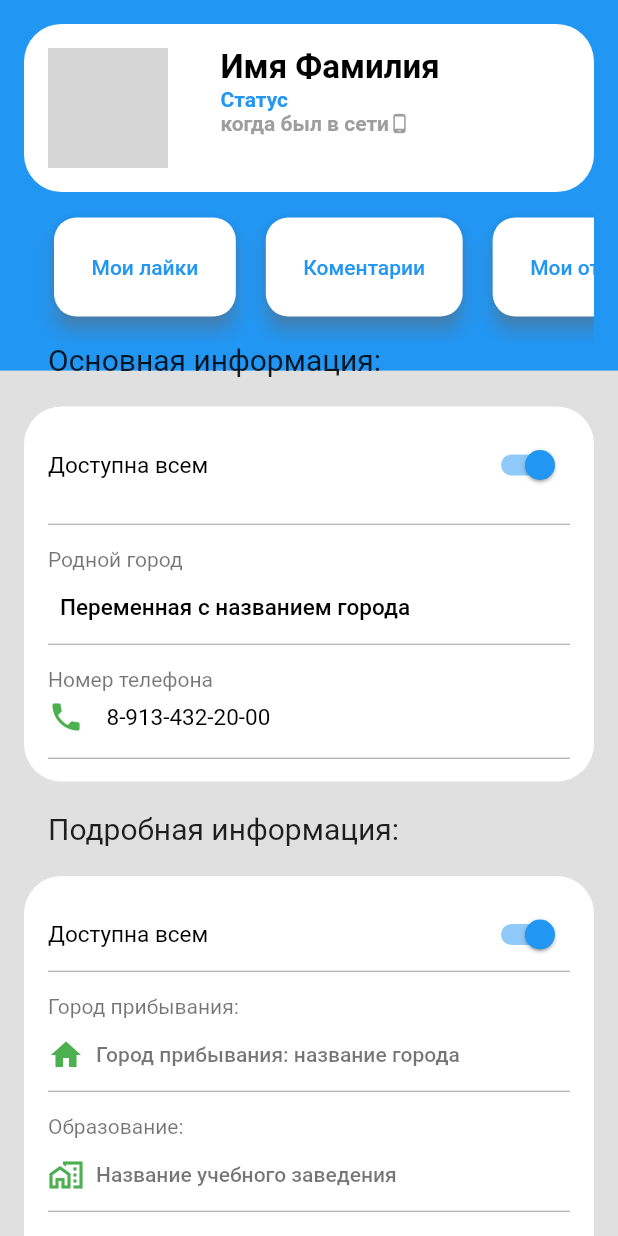
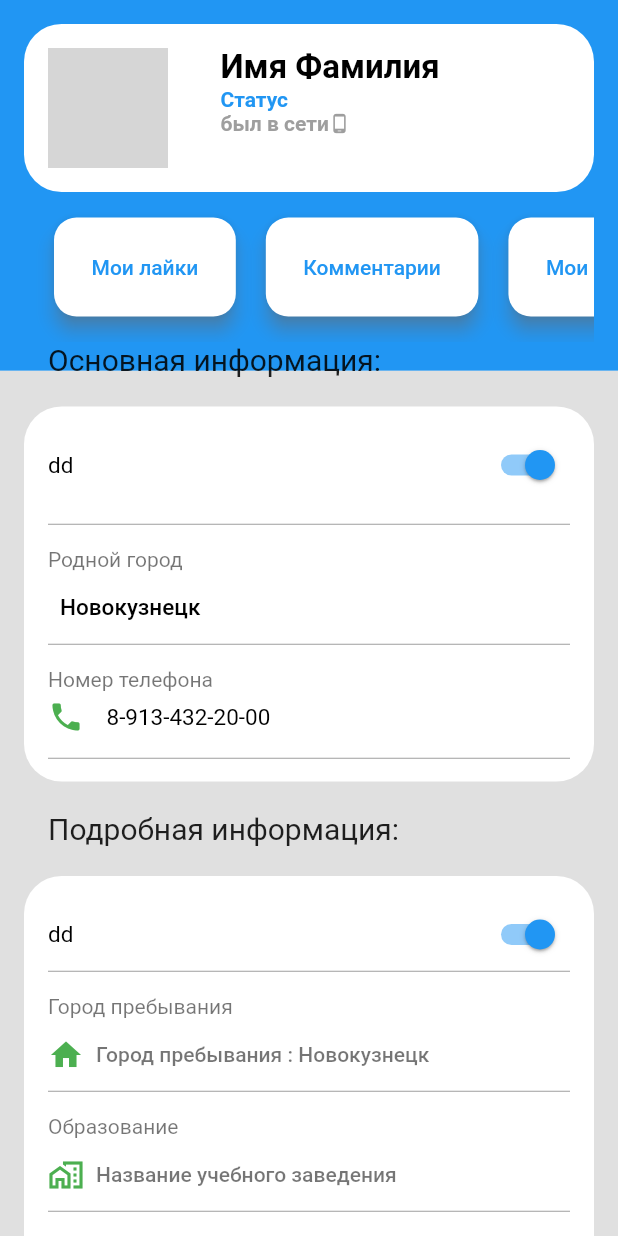
Before and after one commit to Lexx96/EvenOnMap, a Flutter app: the MainScreen screen opened by its route, item 3 of the bottom bar chosen, after a tap on "Подробная информация", on a phone screen of 412 x 824 dp. Run offline on Flutter 3.47's test engine with Material 2 defaults, Android fonts, the phone set to English and light mode, and no system bars; our stand-ins replace google_maps_flutter; generated files the repository leaves out were written again; grey boxes are pictures that could not be loaded.

Commit message:
CreateAnEventWidget

```diff
--- a/lib/auth/auth_text_horizontion.dart
+++ b/lib/auth/auth_text_horizontion.dart
@@ -1,3 +1,4 @@
+import 'package:event_on_map/generated/l10n.dart';
 import 'package:flutter/material.dart';
 
 class AuthTextAuthorization extends StatelessWidget {
@@ -8,11 +9,11 @@ class AuthTextAuthorization extends StatelessWidget {
     return Row(
       mainAxisAlignment: MainAxisAlignment.center,
       children: [
-        const Text('Войдите в свой аккаунт или',
+        Text(S.of(context).logInToYourAccountOr,
             style: const TextStyle(fontSize: 13, color: Colors.grey)),
         TextButton(
             onPressed: () => Navigator.of(context).pushNamed('auth/authSignIn'),
-            child: const Text('зарегистритуйтесь',
+            child: Text(S.of(context).register,
                 style: const TextStyle(fontSize: 13, color: Colors.blue))),
       ],
     );
--- a/lib/auth_sign_in/header_widget.dart
+++ b/lib/auth_sign_in/header_widget.dart
@@ -1,3 +1,4 @@
+import 'package:event_on_map/generated/l10n.dart';
 import 'package:flutter/material.dart';
 
 class HeaderWidget extends StatelessWidget {
@@ -12,8 +13,7 @@ class HeaderWidget extends StatelessWidget {
           SizedBox(
             height: MediaQuery.of(context).size.height / 10 * 1,
           ),
-          Text(
-            'Введите номер \nи пароль:',
+          Text(S.of(context).enterTheNumber,
             style: TextStyle(fontSize: 45, color: Colors.green),
           ),
           SizedBox(
--- a/lib/news_widget/news_widget.dart
+++ b/lib/news_widget/news_widget.dart
@@ -1,4 +1,5 @@
 import 'package:event_on_map/custom_icons.dart';
+import 'package:event_on_map/generated/l10n.dart';
 import 'package:flutter/cupertino.dart';
 import 'package:flutter/material.dart';
 
@@ -39,15 +40,14 @@ class NewsWidget extends StatelessWidget {
                             children: [
                               Align(
                                 alignment: Alignment.centerRight,
-                            child: Text(
-                              'Имя фамилия',
+                                child: Text(S.of(context).name + ' ' + S.of(context).surname,
                                   style:
                                   TextStyle(color: Colors.white, fontSize: 19),
                                 ),
                               ),
                               Align(
                                 alignment: Alignment.centerRight + Alignment(0, .3),
-                            child: Text('Почта@mail.ru',
+                                child: Text(S.of(context).mail,
                                     style: TextStyle(
                                         color: Colors.white, fontSize: 13)),
                               ),
@@ -60,19 +60,19 @@ class NewsWidget extends StatelessWidget {
                 ),
               ),
               ListTile(
-            title: Text('Профиль'),
+                title: Text(S.of(context).profile),
                 onTap: () {
-              Navigator.of(context).pushNamed('/UserPanel');
+                  Navigator.of(context).pushNamed('');
                 },
               ),
               ListTile(
-            title: Text('Регистрация'),
+                title: Text(S.of(context).registration),
                 onTap: () {
                   Navigator.of(context).pushNamed('/InPut');
                 },
               ),
               ListTile(
-            title: Text('О приложении'),
+                title: Text(S.of(context).aboutTheApp),
                 onTap: () {
                   Navigator.of(context).pushNamed('/InPut');
                 },
@@ -124,8 +124,7 @@ class HeaderButtonWidget extends StatelessWidget {
               Column(
                 crossAxisAlignment: CrossAxisAlignment.start,
                 children: [
-                  Text(
-                    'Ник пользователя',
+                  Text(S.of(context).userNickname,
                     style: TextStyle(
                         fontSize: 17,
                         fontWeight: FontWeight.bold,
@@ -134,7 +133,7 @@ class HeaderButtonWidget extends StatelessWidget {
                     overflow: TextOverflow.ellipsis,
                   ),
                   Text(
-                    '48 минут назад',
+                    '48 ' + S.of(context).minutesAgo,
                     style: TextStyle(fontSize: 12, color: Colors.grey),
                   ),
                 ],
@@ -187,7 +186,7 @@ class _TextBodyWidgetState extends State<TextBodyWidget> {
   Widget build(BuildContext context) {
     final maxFreeLines = 3;
     final maxLines = DefaultTextStyle.of(context).maxLines;
-    final String textInTextButton = _maxLinesBool ? 'Подробнее ...' : 'Свернуть';
+    final String textInTextButton = _maxLinesBool ? S.of(context).inMoreDetail : '';
     final String infoWidget =
         'Блок камер нового iPhone 13, цены на который в России начинаются '
         'от 80 тыс. рублей, вызвал немало споров ещё на этапе "разогрева" '
--- a/lib/personal_data_page/header_pages_widget.dart
+++ b/lib/personal_data_page/header_pages_widget.dart
@@ -1,3 +1,4 @@
+import 'package:event_on_map/generated/l10n.dart';
 import 'package:flutter/material.dart';
 
 class HeaderPagesWidget extends StatelessWidget {
@@ -26,14 +27,14 @@ class HeaderPagesWidget extends StatelessWidget {
               crossAxisAlignment: CrossAxisAlignment.start,
               children: [
                 Text(
-                  'Имя Фамилия',
+                  S.of(context).name + ' ' + S.of(context).surname,
                   style: TextStyle(
                       fontSize: 22,
                       color: Colors.black,
                       fontWeight: FontWeight.bold),
                 ),
                 Text(
-                  'Статус',
+                  S.of(context).status,
                   style: TextStyle(
                       fontSize: 14,
                       color: Colors.blue,
@@ -41,8 +42,7 @@ class HeaderPagesWidget extends StatelessWidget {
                 ),
                 Row(
                   children: [
-                    Text(
-                      'когда был в сети',
+                    Text(S.of(context).wasOnline,
                       style: TextStyle(
                           fontSize: 14,
                           color: Colors.grey,
--- a/lib/personal_data_page/personal_data_page.dart
+++ b/lib/personal_data_page/personal_data_page.dart
@@ -1,3 +1,4 @@
+import 'package:event_on_map/generated/l10n.dart';
 import 'package:event_on_map/personal_data_page/switch_private_additional_information_widget.dart';
 import 'package:event_on_map/personal_data_page/switch_private_information_widget.dart';
 import 'package:flutter/material.dart';
@@ -45,8 +46,7 @@ class _PersonalDataPageWidgetState extends State<PersonalDataPageWidget> {
                   child: Row(
                     mainAxisAlignment: MainAxisAlignment.spaceBetween,
                     children: [
-                      Text(
-                        'Основная информация:',
+                      Text(S.of(context).basicInformation + ':',
                         style: TextStyle(
                           fontSize: 20,
                         ),
@@ -62,8 +62,7 @@ class _PersonalDataPageWidgetState extends State<PersonalDataPageWidget> {
                   child: Row(
                     mainAxisAlignment: MainAxisAlignment.start,
                     children: [
-                      Text(
-                        'Подробная информация:',
+                      Text(S.of(context).detailedInformation + ':',
                         style: TextStyle(
                           fontSize: 20,
                         ),
@@ -110,7 +109,7 @@ class LikesRowWidget extends StatelessWidget {
                   )),
                   alignment: Alignment.topCenter),
               onPressed: () {},
-              child: Text('Мои лайки'),
+              child: Text(S.of(context).myLikes),
             ),
             SizedBox(
               width: 20,
@@ -128,7 +127,7 @@ class LikesRowWidget extends StatelessWidget {
                   )),
                   alignment: Alignment.topCenter),
               onPressed: () {},
-              child: Text('Коментарии'),
+              child: Text(S.of(context).comments),
             ),
             SizedBox(
               width: 20,
@@ -146,7 +145,7 @@ class LikesRowWidget extends StatelessWidget {
                   )),
                   alignment: Alignment.topCenter),
               onPressed: () {},
-              child: Text('Мои ответы'),
+              child: Text(S.of(context).myAnswers),
             ),
           ],
         ),
@@ -184,14 +183,12 @@ class ContactInformationWidget extends StatelessWidget {
                   color: Colors.grey,
                 ),
                 SizedBox(height: 15),
-                Text(
-                  'Родной город',
+                Text(S.of(context).hometown,
                   style: TextStyle(color: Colors.black54, fontSize: 14),
                 ),
                 TextButton(
                     onPressed: () {},
-                    child: Text(
-                      'Переменная с названием города',
+                    child: Text(S.of(context).novokuznetsk,
                       style: TextStyle(fontSize: 15, color: Colors.black),
                     )),
                 Divider(
@@ -206,8 +203,7 @@ class ContactInformationWidget extends StatelessWidget {
             Column(
               crossAxisAlignment: CrossAxisAlignment.start,
               children: [
-                Text(
-                  'Номер телефона',
+                Text(S.of(context).phoneNumber,
                   style: TextStyle(color: Colors.black54, fontSize: 14),
                 ),
                 SizedBox(height: 5),
@@ -271,8 +267,7 @@ class DetailedInformationWidget extends StatelessWidget {
             ),
             Row(
               children: [
-                Text(
-                  'Город прибывания:',
+                Text(S.of(context).cityOfStay,
                   style: TextStyle(color: Colors.black54, fontSize: 14),
                 ),
                 SizedBox(width: 15),
@@ -288,8 +283,7 @@ class DetailedInformationWidget extends StatelessWidget {
                 TextButton(
                   onPressed: () {},
                   child: Expanded(
-                    child: Text(
-                      'Город прибывания: название города',
+                    child: Text(S.of(context).cityOfStay + " : " + S.of(context).novokuznetsk,
                       style: TextStyle(color: Colors.black54, fontSize: 14),
                     ),
                   ),
@@ -308,8 +302,7 @@ class DetailedInformationWidget extends StatelessWidget {
                 SizedBox(
                   height: 15,
                 ),
-                Text(
-                  'Образование:',
+                Text(S.of(context).education,
                   style: TextStyle(color: Colors.black54, fontSize: 14),
                 ),
                 SizedBox(width: 15),
@@ -325,8 +318,7 @@ class DetailedInformationWidget extends StatelessWidget {
                 TextButton(
                   onPressed: () {},
                   child: Expanded(
-                    child: Text(
-                      'Название учебного заведения',
+                    child: Text(S.of(context).nameOfTheEducationalInstitution,
                       style: TextStyle(color: Colors.black54, fontSize: 14),
                     ),
                   ),
@@ -345,8 +337,7 @@ class DetailedInformationWidget extends StatelessWidget {
                 SizedBox(
                   height: 15,
                 ),
-                Text(
-                  'О себе:',
+                Text(S.of(context).aboutMe,
                   style: TextStyle(color: Colors.black54, fontSize: 14),
                 ),
                 SizedBox(width: 15),
@@ -362,8 +353,7 @@ class DetailedInformationWidget extends StatelessWidget {
                 TextButton(
                   onPressed: () {},
                   child: Expanded(
-                    child: Text(
-                      'Информация о себе в свободной форме',
+                    child: Text(S.of(context).informationAboutYourselfInAFreeForm,
                       style: TextStyle(color: Colors.black54, fontSize: 14),
                     ),
                   ),
--- a/lib/personal_data_page/switch_private_additional_information_widget.dart
+++ b/lib/personal_data_page/switch_private_additional_information_widget.dart
@@ -1,3 +1,4 @@
+import 'package:event_on_map/generated/l10n.dart';
 import 'package:flutter/material.dart';
 
 class SwitchPrivateAdditionalInformationWidget extends StatefulWidget {
@@ -15,9 +16,9 @@ class _SwitchPrivateAdditionalInformationWidgetState
 
   String _switchPrivateInformation(bool newValue) {
     if (newValue == true) {
-      return _showPrivateInformation = 'Доступна всем';
+      return _showPrivateInformation = 'dd'; //S.of(context).availableToEveryone
     } else {
-      return _showPrivateInformation = 'Приватна';
+      return _showPrivateInformation = 'cc'; //S.of(context).private
     }
   }
 
--- a/lib/personal_data_page/switch_private_information_widget.dart
+++ b/lib/personal_data_page/switch_private_information_widget.dart
@@ -1,3 +1,4 @@
+import 'package:event_on_map/generated/l10n.dart';
 import 'package:flutter/material.dart';
 
 class SwitchPrivateInformationWidget extends StatefulWidget {
@@ -15,9 +16,9 @@ class _SwitchPrivateInformationWidgetState
 
   String _switchPrivateInformation(bool newValue) {
     if (newValue) {
-      return _showPrivateInformation = 'Доступна всем';
+      return _showPrivateInformation = 'dd'; //S.of(context).availableToEveryone
     } else {
-      return _showPrivateInformation = 'Приватна';
+      return _showPrivateInformation = 'cc'; //S.of(context).private
     }
   }
 
--- a/lib/userProfile/user_profile_widget.dart
+++ b/lib/userProfile/user_profile_widget.dart
@@ -1,3 +1,4 @@
+import 'package:event_on_map/generated/l10n.dart';
 import 'package:event_on_map/navigation/main_navigation.dart';
 import 'package:event_on_map/news_widget/news_widget.dart';
 import 'package:flutter/cupertino.dart';
@@ -30,26 +31,31 @@ class _UserProfileState extends State<UserProfile> {
                       Row(
                         children: [
                           Align(
-                            alignment:Alignment.centerLeft,
+                            alignment: Alignment.centerLeft,
                             child: CircleAvatar(
                               radius: 50,
                               backgroundColor: Colors.grey,
                             ),
                           ),
-                          SizedBox(width: 30,),
+                          SizedBox(
+                            width: 30,
+                          ),
                           Column(
                             crossAxisAlignment: CrossAxisAlignment.start,
                             mainAxisAlignment: MainAxisAlignment.center,
                             children: [
                               Align(
-                                alignment:Alignment.centerRight,
-                                child:
-                                Text('Имя фамилия', style: TextStyle(color: Colors.white, fontSize: 19),),
+                                alignment: Alignment.centerRight,
+                                child: Text(S.of(context).name + ' ' + S.of(context).surname,
+                                  style:
+                                  TextStyle(color: Colors.white, fontSize: 19),
+                                ),
                               ),
                               Align(
-                                alignment:Alignment.centerRight + Alignment(0, .3),
-                                child:
-                                Text('Почта@mail.ru',style: TextStyle(color: Colors.white, fontSize: 13)),
+                                alignment: Alignment.centerRight + Alignment(0, .3),
+                                child: Text(S.of(context).mail,
+                                    style: TextStyle(
+                                        color: Colors.white, fontSize: 13)),
                               ),
                             ],
                           ),
@@ -60,26 +66,25 @@ class _UserProfileState extends State<UserProfile> {
                 ),
               ),
               ListTile(
-                title: Text('Профиль'),
+                title: Text(S.of(context).profile),
                 onTap: () {
-                  Navigator.of(context).pushNamed('/UserPanel');
+                  Navigator.of(context).pushNamed('');
                 },
               ),
               ListTile(
-                title: Text('Регистрация'),
+                title: Text(S.of(context).registration),
                 onTap: () {
                   Navigator.of(context).pushNamed('/InPut');
                 },
               ),
               ListTile(
-                title: Text('О приложении'),
+                title: Text(S.of(context).aboutTheApp),
                 onTap: () {
                   Navigator.of(context).pushNamed('/InPut');
                 },
               ),
             ],
-          )
-      ),
+          )),
       body: Container(
         child: ListView(
           physics: BouncingScrollPhysics(),
@@ -105,15 +110,13 @@ class _UserProfileState extends State<UserProfile> {
                       Column(
                         crossAxisAlignment: CrossAxisAlignment.start,
                         children: [
-                          const Text(
-                            'Имя Фамилия',
+                          Text(S.of(context).name + ' ' + S.of(context).surname,
                             style: const TextStyle(
                                 fontSize: 22,
                                 color: Colors.black,
                                 fontWeight: FontWeight.bold),
                           ),
-                          const Text(
-                            'Статус',
+                          Text(S.of(context).status,
                             style: const TextStyle(
                                 fontSize: 14,
                                 color: Colors.blue,
@@ -121,8 +124,7 @@ class _UserProfileState extends State<UserProfile> {
                           ),
                           Row(
                             children: [
-                              const Text(
-                                'когда был в сети',
+                              Text(S.of(context).wasOnline,
                                 style: const TextStyle(
                                     fontSize: 14,
                                     color: Colors.grey,
@@ -165,8 +167,7 @@ class _UserProfileState extends State<UserProfile> {
                         )),
                       ),
                       onPressed: () => Navigator.of(context).pushNamed(MainNavigationRouteName.changePersonalDataPage),
-                      child: const Text(
-                        'Редактировать',
+                      child: Text(S.of(context).edit,
                         style: const TextStyle(
                           color: Colors.blue,
                           fontSize: 16,
@@ -188,8 +189,7 @@ class _UserProfileState extends State<UserProfile> {
                             onPressed: () {},
                             icon: Icon(Icons.photo_camera, size: 45, color: Colors.blue[200],),
                           ),
-                          const Text(
-                            '   История',
+                          Text('   ' + S.of(context).history,
                             style: TextStyle(color: Colors.blue, fontSize: 16),
                           )
                         ],
@@ -200,8 +200,7 @@ class _UserProfileState extends State<UserProfile> {
                             onPressed: () {},
                             icon: Icon(Icons.photo_camera, size: 45, color: Colors.blue[200],),
                           ),
-                          const Text(
-                            '   Запись',
+                          Text('   ' + S.of(context).record,
                             style: const TextStyle(color: Colors.blue, fontSize: 16),
                           )
                         ],
@@ -212,8 +211,7 @@ class _UserProfileState extends State<UserProfile> {
                             onPressed: () {},
                             icon: Icon(Icons.photo_camera, size: 45, color: Colors.blue[200],),
                           ),
-                          const Text(
-                            '   Фото',
+                          Text('   ' + S.of(context).photo,
                             style: const TextStyle(color: Colors.blue, fontSize: 16),
                           )
                         ],
@@ -224,8 +222,7 @@ class _UserProfileState extends State<UserProfile> {
                             onPressed: () {},
                             icon: Icon(Icons.photo_camera, size: 45, color: Colors.blue[200],),
                           ),
-                          const Text(
-                            '   История',
+                          Text('   ' + S.of(context).history,
                             style: const TextStyle(color: Colors.blue, fontSize: 16),
                           )
                         ],
@@ -256,8 +253,7 @@ class _UserProfileState extends State<UserProfile> {
                             size: 24,
                           ),
                           const SizedBox(width: 15),
-                          const Text(
-                            'Город: переменная с названием города',
+                          Text(S.of(context).city + ': ' + S.of(context).novokuznetsk,
                             style: TextStyle(color: Colors.black54, fontSize: 14),
                           )
                         ],
@@ -270,8 +266,7 @@ class _UserProfileState extends State<UserProfile> {
                             size: 24,
                           ),
                           const SizedBox(width: 15),
-                          const Text(
-                            'Место учебы',
+                          Text(S.of(context).placeOfStudy,
                             style: TextStyle(color: Colors.black54, fontSize: 14),
                           )
                         ],
@@ -284,8 +279,7 @@ class _UserProfileState extends State<UserProfile> {
                             size: 24,
                           ),
                           const SizedBox(width: 15),
-                          const Text(
-                            'Место работы',
+                          Text(S.of(context).placeOfWork,
                             style: TextStyle(color: Colors.black54, fontSize: 14),
                           )
                         ],
@@ -300,8 +294,7 @@ class _UserProfileState extends State<UserProfile> {
                           const SizedBox(width: 15),
                           TextButton(
                               onPressed: () => Navigator.of(context).pushNamed('personalDataPage'),
-                              child: const Text(
-                                'Подробная информация',
+                              child: Text(S.of(context).detailedInformation,
                                 style: const TextStyle(
                                   color: Colors.blue,
                                   fontSize: 14,
@@ -324,7 +317,7 @@ class _UserProfileState extends State<UserProfile> {
                     children: [
                       TextButton(
                           onPressed: () {},
-                          child: const Text('Друзья 354',
+                          child: Text(S.of(context).friends + ' ' + '354',
                               style: const TextStyle(
                                   color: Colors.black54,
                                   fontWeight: FontWeight.bold)))
@@ -348,8 +341,8 @@ class _UserProfileState extends State<UserProfile> {
                                   radius: 35,
                                   backgroundColor: Colors.grey,
                                 ),
-                                const Text('Имя'),
-                                const Text('Фамилия'),
+                                Text(S.of(context).name),
+                                Text(S.of(context).surname),
                               ],
                             ),
                           ],
--- a/pubspec.yaml
+++ b/pubspec.yaml
@@ -24,6 +24,9 @@ dependencies:
   flutter:
     sdk: flutter
   google_maps_flutter: ^2.0.9
+  flutter_localizations:
+    sdk: flutter
+  intl: ^0.17.0
 
 
   # The following adds the Cupertino Icons font to your application.
@@ -78,3 +81,5 @@ flutter:
   #
   # For details regarding fonts from package dependencies,
   # see https://flutter.dev/custom-fonts/#from-packages
+flutter_intl:
+  enabled: true
```
Also changed, not shown: lib/auth/auth_screen_widget.dart (+8 -9 lines), lib/auth_sign_in/auth_sign_up_widget.dart (+10 -11 lines), lib/change_personal_data_page/change_personal_data_page.dart (+8 -7 lines), lib/l10n/intl_ru.arb (added, +53 -0 lines), lib/main.dart (+14 -0 lines), lib/main_screen/main_screen_widget.dart (+7 -69 lines), pubspec.lock. Lines whose indentation alone changed are shown as unchanged.
